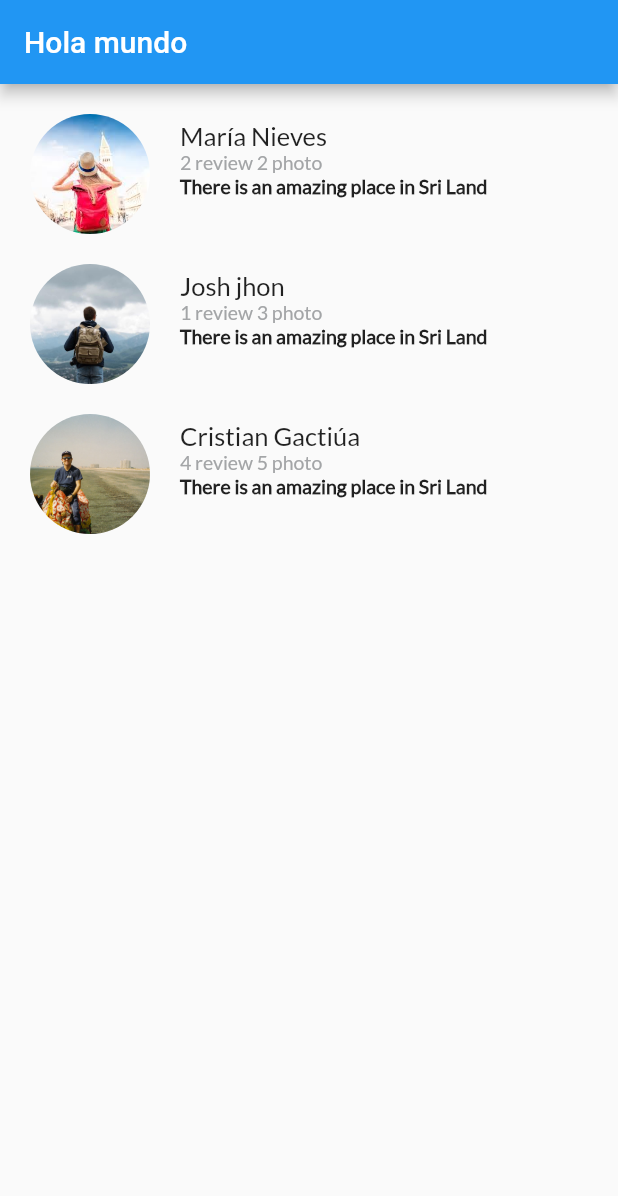
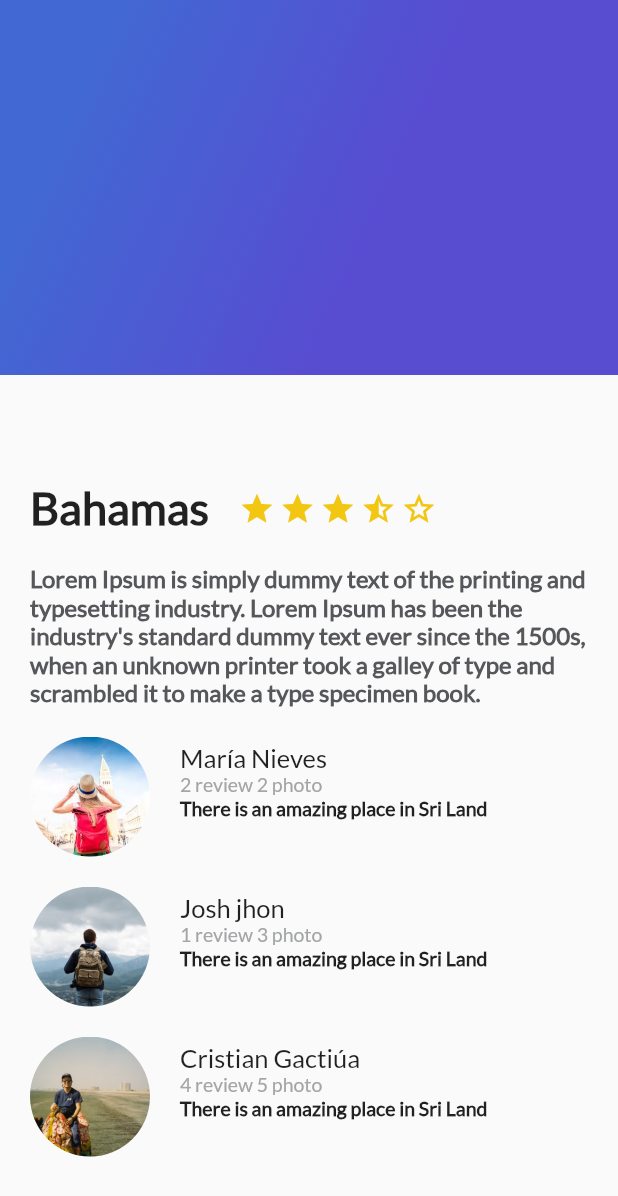
Before and after one commit to CriGacituaFlores/FlutterUIDesign, a Flutter app: the screen it shows after launch, on a phone screen of 412 x 824 dp. Shown: the top 1196 px of the screen. Run offline on Flutter 3.47's test engine with Material 2 defaults, Android fonts, the phone set to English and light mode, and no system bars.

Commit message:
Gradient decoration

```diff
--- /dev/null
+++ b/lib/gradient_back.dart
@@ -0,0 +1,23 @@
+import 'package:flutter/material.dart';
+
+class GradientBack extends StatelessWidget {
+
+  @override
+  Widget build(BuildContext context) {
+    return Container(
+      height: 250.0,
+      decoration: BoxDecoration(
+        gradient: LinearGradient(
+            colors: [
+              Color(0xFF4268D3),
+              Color(0xFF584CD1)
+            ],
+          begin: FractionalOffset(0.2, 0.0),
+          end: FractionalOffset(1.0, 0.6),
+          stops: [0.0, 0.6],
+          tileMode: TileMode.clamp,
+        )
+      ),
+    );
+  }
+}
--- a/lib/main.dart
+++ b/lib/main.dart
@@ -1,6 +1,7 @@
 import 'package:flutter/material.dart';
 import 'description_place.dart';
 import 'review_list.dart';
+import 'gradient_back.dart';
 
 void main() => runApp(MyApp());
 
@@ -28,11 +29,19 @@ class MyApp extends StatelessWidget {
         primarySwatch: Colors.blue,
       ),
       home: Scaffold(
-        appBar: AppBar(
-          title: Text("Hola mundo")
-        ),
         //body: new DescriptionPlace("Bahamas", 4, descriptionDummy),
-        body: ReviewList(),
+        //body: ReviewList(),
+        body: Stack(
+          children: <Widget>[
+            ListView(
+              children: <Widget>[
+                DescriptionPlace("Bahamas", 4, descriptionDummy),
+                ReviewList(),
+              ],
+            ),
+            GradientBack(),
+          ],
+        )
       )//MyHomePage(title: 'Flutter Demo Home Page'),
     );
   }
```
